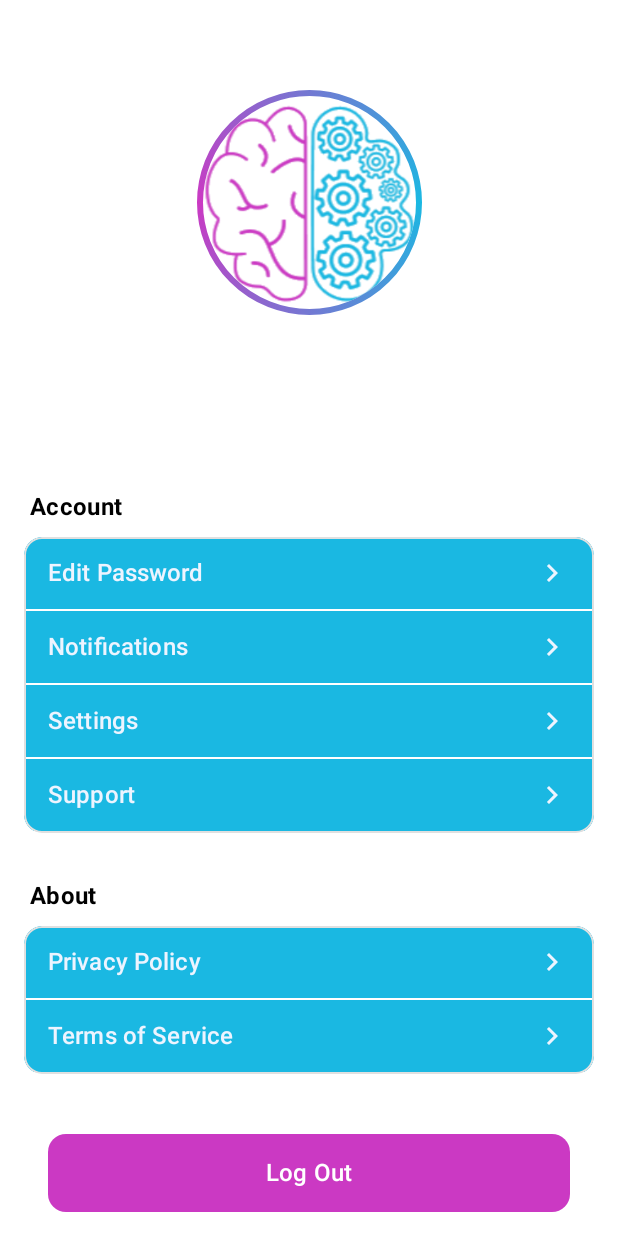
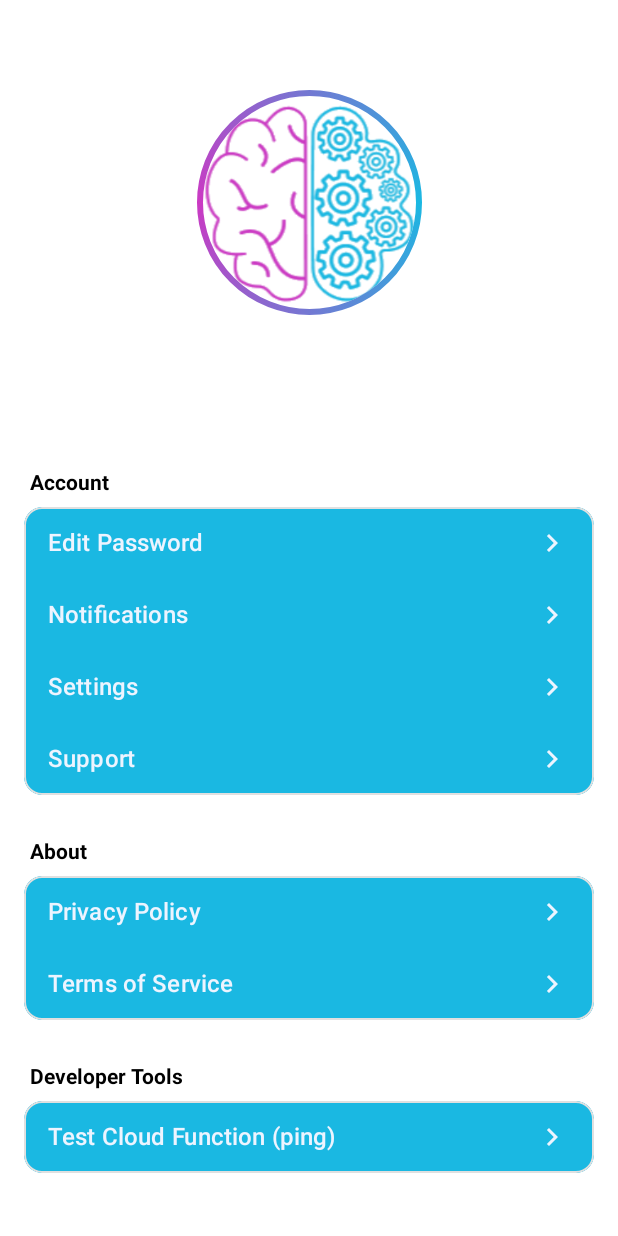
Before and after one commit to MaxNap/ai-lingo-android, an Android app built with Jetpack Compose: the @Preview function PreviewProfileScreen, on a phone screen of 412 x 824 dp. Run offline under Robolectric (Android 15) with nearby library versions, the phone set to English and light mode, and no system bars; our stand-ins replace Firebase (no records; nobody signed in at launch, a user with empty details on screens opened directly); 1 statement that could not run was skipped.

Commit message:
ping test

```diff
--- a/app/src/main/java/com/ailingo/app/ui/screens/ProfileScreen.kt
+++ b/app/src/main/java/com/ailingo/app/ui/screens/ProfileScreen.kt
@@ -1,6 +1,7 @@
 package com.ailingo.app.ui.screens
 
 import android.content.Intent
+import android.net.Uri
 import android.widget.Toast
 import androidx.compose.foundation.BorderStroke
 import androidx.compose.foundation.Image
@@ -19,25 +20,23 @@ import androidx.compose.ui.draw.clip
 import androidx.compose.ui.graphics.Brush
 import androidx.compose.ui.graphics.Color
 import androidx.compose.ui.layout.ContentScale
+import androidx.compose.ui.platform.LocalClipboardManager
+import androidx.compose.ui.platform.LocalContext
 import androidx.compose.ui.res.painterResource
+import androidx.compose.ui.text.AnnotatedString
 import androidx.compose.ui.text.font.FontWeight
+import androidx.compose.ui.text.input.PasswordVisualTransformation
+import androidx.compose.ui.text.buildAnnotatedString
 import androidx.compose.ui.tooling.preview.Preview
 import androidx.compose.ui.unit.dp
 import androidx.compose.ui.unit.sp
 import androidx.navigation.NavController
 import androidx.navigation.compose.rememberNavController
 import com.ailingo.app.R
+import com.google.firebase.auth.EmailAuthProvider
 import com.google.firebase.auth.FirebaseAuth
 import androidx.compose.foundation.shape.RoundedCornerShape
 import androidx.compose.foundation.text.ClickableText
-import androidx.compose.ui.platform.LocalClipboardManager
-import androidx.compose.ui.platform.LocalContext
-import androidx.compose.ui.text.AnnotatedString
-import androidx.compose.ui.text.buildAnnotatedString
-import androidx.compose.ui.text.input.PasswordVisualTransformation
-import com.google.firebase.auth.EmailAuthProvider
-import android.net.Uri
-
 
 private val BrandBlue = Color(0xFF1AB8E2)
 private val BrandPurple = Color(0xFFCB39C3)
@@ -52,7 +51,6 @@ private sealed class Section {
     object TermsOfService : Section()
 }
 
-
 @Composable
 fun ProfileScreen(
     navController: NavController,
@@ -61,13 +59,13 @@ fun ProfileScreen(
 ) {
     val user = FirebaseAuth.getInstance().currentUser
 
+    // 🔥 Added for ping test
+    var pingLoading by remember { mutableStateOf(false) }
+    val functions = remember { com.google.firebase.functions.FirebaseFunctions.getInstance("us-central1") }
+
     val gradientBrush = remember {
         Brush.sweepGradient(
-            listOf(
-                BrandBlue,
-                BrandPurple,
-                BrandBlue
-            )
+            listOf(BrandBlue, BrandPurple, BrandBlue)
         )
     }
     val borderWidth = 4.dp
@@ -75,8 +73,9 @@ fun ProfileScreen(
     val context = LocalContext.current
     val clipboardManager = LocalClipboardManager.current
     var activeSection by remember { mutableStateOf<Section?>(null) }
-    var deleteAccount by remember { mutableStateOf("") }
+    var deleteAccountPassword by remember { mutableStateOf("") }
 
+    // ---------- Dialog Section ----------
     activeSection?.let { section ->
         com.ailingo.app.ui.components.AlertDialog(
             title = when (section) {
@@ -89,109 +88,72 @@ fun ProfileScreen(
             },
             body = {
                 when (section) {
-                    /* Account Section */
-                    /* --------------- */
                     Section.EditPassword -> Text("Enter a new password or follow instructions to change it.")
-                    // ↑ Text: input x3 (old, new, new), confirm → Change password
-                    // * Very complex setup —will need more time to implement
                     Section.Notifications -> Text("Manage your notification preferences.")
-                    // ↑ Radio: daily notification (on/off), confirm → Save preference + turn on/off notifications
-                    // * Requires a number of background functionality to be implemented — Saved for later... (includes time picker and data storage)
+
                     Section.Settings -> {
-                        var password by remember { mutableStateOf("") }
                         Column {
-                            Text("Confirm Password to delete your account")
+                            Text("Confirm password to delete your account")
                             Spacer(modifier = Modifier.height(8.dp))
                             OutlinedTextField(
-                                value = deleteAccount,
-                                onValueChange = { deleteAccount = it },
+                                value = deleteAccountPassword,
+                                onValueChange = { deleteAccountPassword = it },
                                 label = { Text("Password") },
                                 visualTransformation = PasswordVisualTransformation(),
-                                modifier = Modifier.fillMaxWidth(),
+                                modifier = Modifier.fillMaxWidth()
                             )
                         }
                     }
-                    // ↑ Delete Account: Button → Warning → Confirmation → Password input → Delete account
-                    //
+
                     Section.Support -> Text("Contact support or view FAQs.")
-                    // ↑ Link: Support Email
-
-                    /* About Section */
-                    /* ------------- */
                     Section.PrivacyPolicy -> Text("View our privacy policy.")
-                    // ↑ Link: Privacy Policy
                     Section.TermsOfService -> Text("Read the terms of service.")
-                    // ↑ Link: Terms of Service
                 }
             },
             confirmText = when (section) {
                 Section.EditPassword -> "Confirm Change"
-
                 Section.Notifications -> "Save Preference"
-
                 Section.Settings -> "Delete Account"
-
                 Section.Support -> "support@ailingo.com"
-
-                Section.PrivacyPolicy -> "Privacy Policy"
-
-                Section.TermsOfService -> "Terms of Service"
-
+                Section.PrivacyPolicy -> "Open"
+                Section.TermsOfService -> "Open"
             },
             dismissText = "Cancel",
             onConfirm = {
-                // perform section-specific action
                 when (section) {
-                    Section.EditPassword -> {
-                        // ↑ Verify correct input → Confirm Password Change
-                    }
-                    Section.Notifications -> {
-                        // ↑ Save Notification Preference
-                    }
                     Section.Settings -> {
-                        val user = FirebaseAuth.getInstance().currentUser
-                        val email = user?.email
+                        val currentUser = FirebaseAuth.getInstance().currentUser
+                        val email = currentUser?.email
 
-                        if (user != null && email != null && deleteAccount.isNotBlank()) {
-                            val credential = EmailAuthProvider.getCredential(email, deleteAccount)
+                        if (currentUser != null && email != null && deleteAccountPassword.isNotBlank()) {
+                            val credential = EmailAuthProvider.getCredential(email, deleteAccountPassword)
 
-                            user.reauthenticate(credential).addOnCompleteListener { task ->
+                            currentUser.reauthenticate(credential).addOnCompleteListener { task ->
                                 if (task.isSuccessful) {
-                                    user.delete().addOnCompleteListener { deleteTask ->
+                                    currentUser.delete().addOnCompleteListener { deleteTask ->
                                         if (deleteTask.isSuccessful) {
                                             FirebaseAuth.getInstance().signOut()
-                                            Toast.makeText(context, "Account deleted successfully", Toast.LENGTH_SHORT).show()
-                                            navController.navigate("welcome") {
-                                                popUpTo(0) // clear backstack
+                                            Toast.makeText(context, "Account deleted", Toast.LENGTH_SHORT).show()
+                                            navController.navigate("welcome") { popUpTo(0) }
+                                        } else Toast.makeText(context, "Deletion failed", Toast.LENGTH_SHORT).show()
                                     }
-                                        } else {
-                                            Toast.makeText(context, "Failed to delete account. Please try again.", Toast.LENGTH_SHORT).show()
+                                } else Toast.makeText(context, "Wrong password", Toast.LENGTH_SHORT).show()
                             }
+                        } else Toast.makeText(context, "Password required", Toast.LENGTH_SHORT).show()
                     }
-                                } else {
-                                    Toast.makeText(context, "Authentication failed. Please check your password.", Toast.LENGTH_SHORT).show()
+
+                    Section.Support -> {
+                        val email = "support@ailingo.com"
+                        clipboardManager.setText(AnnotatedString(email))
+                        Toast.makeText(context, "Copied to clipboard", Toast.LENGTH_SHORT).show()
                     }
+
+                    Section.PrivacyPolicy -> {
+                        val url = "https://www.freeprivacypolicy.com/live/13e82723-8e50-48f0-b47f-ee2c4e06e633"
+                        context.startActivity(Intent(Intent.ACTION_VIEW, Uri.parse(url)))
                     }
-                        } else {
-                            Toast.makeText(context, "Password cannot be empty.", Toast.LENGTH_SHORT).show()
-                        }
-                        // ↑ Verify correct input → Delete Account → Return to home page
-                    }
-                    Section.Support -> {
-                        val supportEmail = "support@ailingo.com"
-                        clipboardManager.setText(AnnotatedString(supportEmail))
-                        Toast.makeText(context, "Email copied to clipboard", Toast.LENGTH_SHORT).show()
-                        // ↑ Link: Support Email (placeholder email)
-                    }
-                    Section.PrivacyPolicy -> {
-                        val privacyPolicyUrl = "https://www.freeprivacypolicy.com/live/13e82723-8e50-48f0-b47f-ee2c4e06e633"
-                        val intent = Intent(Intent.ACTION_VIEW, Uri.parse(privacyPolicyUrl))
-                        context.startActivity(intent)
-                        // ↑ Link: [https://www.freeprivacypolicy.com/live/13e82723-8e50-48f0-b47f-ee2c4e06e633]
-                    }
-                    Section.TermsOfService -> {
-                        // ↑ Link: *Costs money —so it is not created yet.
-                    }
+
+                    else -> {}
                 }
                 activeSection = null
             },
@@ -199,175 +161,140 @@ fun ProfileScreen(
         )
     }
 
+    // ---------- MAIN UI ----------
     Column(
         modifier = Modifier
             .fillMaxSize()
+            .padding(horizontal = 16.dp)
             .verticalScroll(rememberScrollState())
-            .padding(horizontal = 16.dp)
-            .navigationBarsPadding()   // avoid bottom system bar overlap
-            .imePadding()              // avoid keyboard overlap
-            .padding(bottom = 96.dp),  // ensure Logout isn't cramped under bottom bar
+            .padding(bottom = 96.dp),
         horizontalAlignment = Alignment.CenterHorizontally
     ) {
         Spacer(modifier = Modifier.height(60.dp))
 
-        // --- User Info Section ---
+        // Profile Image
         Image(
             painter = painterResource(id = R.drawable.ailingo_logo),
             contentDescription = "Profile Picture",
-            contentScale = ContentScale.Crop,
             modifier = Modifier
                 .size(150.dp)
                 .border(BorderStroke(borderWidth, gradientBrush), CircleShape)
                 .padding(borderWidth)
-                .clip(CircleShape)
+                .clip(CircleShape),
+            contentScale = ContentScale.Crop
         )
+
         Spacer(modifier = Modifier.height(16.dp))
-        Text(
-            text = user?.displayName ?: userName,
-            style = MaterialTheme.typography.headlineSmall,
-            fontWeight = FontWeight.Bold
-        )
-        Spacer(modifier = Modifier.height(4.dp))
-        Text(
-            text = user?.email ?: userEmail,
-            style = MaterialTheme.typography.bodyLarge,
-            color = Color.Gray
-        )
+        Text(text = user?.displayName ?: userName, style = MaterialTheme.typography.headlineSmall, fontWeight = FontWeight.Bold)
+        Text(text = user?.email ?: userEmail, color = Color.Gray)
+
         Spacer(modifier = Modifier.height(40.dp))
 
-        // --- Account Section ---
-        ProfileSection(title = "Account") {
-            ProfileButton(text = "Edit Password", onClick = { activeSection = Section.EditPassword })
-            ProfileButton(text = "Notifications", onClick = { activeSection = Section.Notifications })
-            ProfileButton(text = "Settings", onClick = { activeSection = Section.Settings })
-            ProfileButton(text = "Support", onClick = { activeSection = Section.Support })
+        // ACCOUNT
+        ProfileSection("Account") {
+            ProfileButton("Edit Password") { activeSection = Section.EditPassword }
+            ProfileButton("Notifications") { activeSection = Section.Notifications }
+            ProfileButton("Settings") { activeSection = Section.Settings }
+            ProfileButton("Support") { activeSection = Section.Support }
         }
 
         Spacer(modifier = Modifier.height(30.dp))
 
-        // --- About Section ---
-        ProfileSection(title = "About") {
-            ProfileButton(text = "Privacy Policy", onClick = { activeSection = Section.PrivacyPolicy })
-            ProfileButton(text = "Terms of Service", onClick = { activeSection = Section.TermsOfService })
+        // ABOUT
+        ProfileSection("About") {
+            ProfileButton("Privacy Policy") { activeSection = Section.PrivacyPolicy }
+            ProfileButton("Terms of Service") { activeSection = Section.TermsOfService }
+        }
+
+        Spacer(modifier = Modifier.height(30.dp))
+
+        // 🔥 DEVELOPER TOOLS
+        ProfileSection("Developer Tools") {
+            ProfileButton(
+                text = if (pingLoading) "Testing ping…" else "Test Cloud Function (ping)",
+                onClick = {
+                    if (!pingLoading) {
+                        val currentUser = FirebaseAuth.getInstance().currentUser
+                        if (currentUser == null) {
+                            Toast.makeText(context, "Must be logged in", Toast.LENGTH_SHORT).show()
+                            return@ProfileButton
+                        }
+
+                        pingLoading = true
+                        functions
+                            .getHttpsCallable("ping")
+                            .call()
+                            .addOnCompleteListener { task ->
+                                pingLoading = false
+                                if (task.isSuccessful) {
+                                    val uid = (task.result?.data as? Map<*, *>)?.get("uid") ?: "unknown"
+                                    Toast.makeText(context, "Ping OK — uid: $uid", Toast.LENGTH_LONG).show()
+                                } else {
+                                    Toast.makeText(context, "Ping failed: ${task.exception?.localizedMessage}", Toast.LENGTH_LONG).show()
+                                }
+                            }
+                    }
+                }
+            )
         }
 
         Spacer(modifier = Modifier.height(40.dp))
 
-        // --- Log Out Button ---
+        // LOG OUT
         Button(
             onClick = {
                 FirebaseAuth.getInstance().signOut()
-                navController.navigate("welcome") {
-                    popUpTo(0) // clear backstack
-                }
+                navController.navigate("welcome") { popUpTo(0) }
             },
-            modifier = Modifier
-                .fillMaxWidth()
-                .height(52.dp)
-                .padding(horizontal = 16.dp),
-            colors = ButtonDefaults.buttonColors(
-                containerColor = BrandPurple,
-                contentColor = Color.White
-            ),
-            shape = MaterialTheme.shapes.medium
+            modifier = Modifier.fillMaxWidth(),
+            colors = ButtonDefaults.buttonColors(containerColor = BrandPurple, contentColor = Color.White)
         ) {
-            Text(
-                text = "Log Out",
-                fontSize = 16.sp,
-                fontWeight = FontWeight.Medium
-            )
-        }
-
-        Spacer(modifier = Modifier.height(40.dp))
-    }
-}
-
-/**
- * A composable for creating a titled section with content.
- */
-@Composable
-private fun ProfileSection(
-    title: String,
-    content: @Composable ColumnScope.() -> Unit
-) {
-    Column(modifier = Modifier.fillMaxWidth()) {
-        Text(
-            text = title,
-            style = MaterialTheme.typography.titleMedium,
-            fontWeight = FontWeight.Bold,
-            modifier = Modifier.padding(bottom = 8.dp, start = 4.dp)
-        )
-        Card(
-            modifier = Modifier.fillMaxWidth(),
-            colors = CardDefaults.cardColors(containerColor = Color.Transparent),
-            elevation = CardDefaults.cardElevation(defaultElevation = 0.dp)
-        ) {
-            Column(
-                modifier = Modifier
-                    .clip(MaterialTheme.shapes.medium)
-                    .border(
-                        width = 1.dp,
-                        color = Color(0xFFE0E0E0),
-                        shape = MaterialTheme.shapes.medium
-                    )
-            ) {
-                content()
-            }
+            Text("Log Out", fontSize = 16.sp, fontWeight = FontWeight.Medium)
         }
     }
 }
 
 @Composable
-private fun ProfileButton(
-    text: String,
-    onClick: () -> Unit,
-    showDivider: Boolean = true
+private fun ProfileSection(title: String, content: @Composable ColumnScope.() -> Unit) {
+    Column {
+        Text(title, fontWeight = FontWeight.Bold, modifier = Modifier.padding(start = 4.dp, bottom = 8.dp))
+        Card(
+            colors = CardDefaults.cardColors(containerColor = Color.Transparent),
+            elevation = CardDefaults.cardElevation(0.dp)
         ) {
-    Column(modifier = Modifier.fillMaxWidth()) {
+            Column(
+                modifier = Modifier
+                    .clip(MaterialTheme.shapes.medium)
+                    .border(1.dp, Color(0xFFE0E0E0), MaterialTheme.shapes.medium)
+            ) { content() }
+        }
+    }
+}
+
+@Composable
+private fun ProfileButton(text: String, onClick: () -> Unit) {
     Button(
         onClick = onClick,
         modifier = Modifier.fillMaxWidth(),
-            shape = RoundedCornerShape(0.dp), // flat edges for unified card look
-            colors = ButtonDefaults.buttonColors(
-                containerColor = Color(0xFF1AB8E2), // brand blue
-                contentColor = Color(0xFFEDF4FF)   // link text
-            ),
-            elevation = ButtonDefaults.buttonElevation(defaultElevation = 0.dp),
+        shape = RoundedCornerShape(0.dp),
+        colors = ButtonDefaults.buttonColors(containerColor = BrandBlue, contentColor = LinkColor),
+        elevation = ButtonDefaults.buttonElevation(0.dp),
         contentPadding = PaddingValues(horizontal = 16.dp, vertical = 12.dp)
     ) {
         Row(
             modifier = Modifier.fillMaxWidth(),
             verticalAlignment = Alignment.CenterVertically
         ) {
-                Text(text = text, fontSize = 16.sp, color = Color(0xFFEDF4FF))
+            Text(text, fontSize = 16.sp)
             Spacer(modifier = Modifier.weight(1f))
-                Icon(
-                    imageVector = Icons.AutoMirrored.Filled.KeyboardArrowRight,
-                    contentDescription = null,
-                    tint = Color(0xFFEDF4FF)
-                )
-            }
-        }
-
-        if (showDivider) {
-            Divider(
-                color = Color.White.copy(alpha = 0.4f),
-                thickness = 1.dp,
-                modifier = Modifier.padding(horizontal = 12.dp)
-            )
+            Icon(Icons.AutoMirrored.Filled.KeyboardArrowRight, contentDescription = null)
         }
     }
 }
 
-
 @Preview(showBackground = true)
 @Composable
 private fun PreviewProfileScreen() {
-    val navController = rememberNavController()
-    ProfileScreen(
-        navController = navController,
-        userName = "AI Lingo User",
-        userEmail = "lingo.user@email.com"
-    )
+    val nav = rememberNavController()
+    ProfileScreen(navController = nav)
 }
```
Lines whose indentation alone changed are shown as unchanged.
